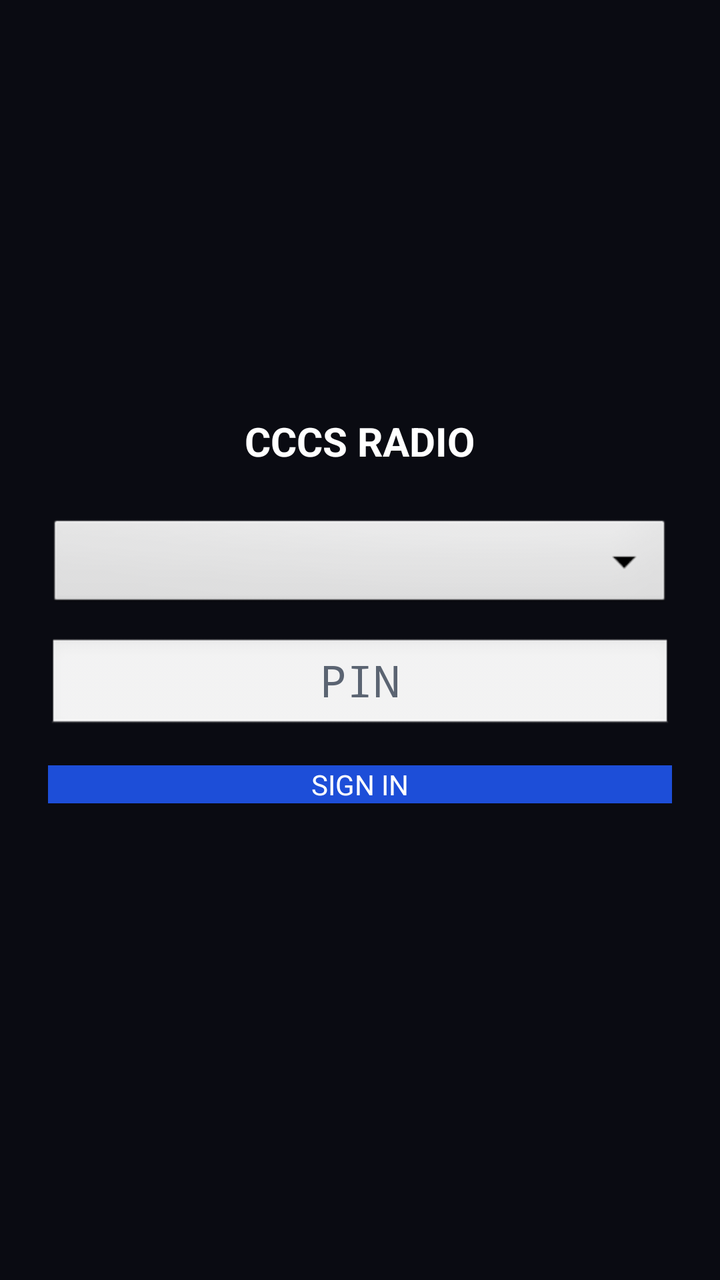
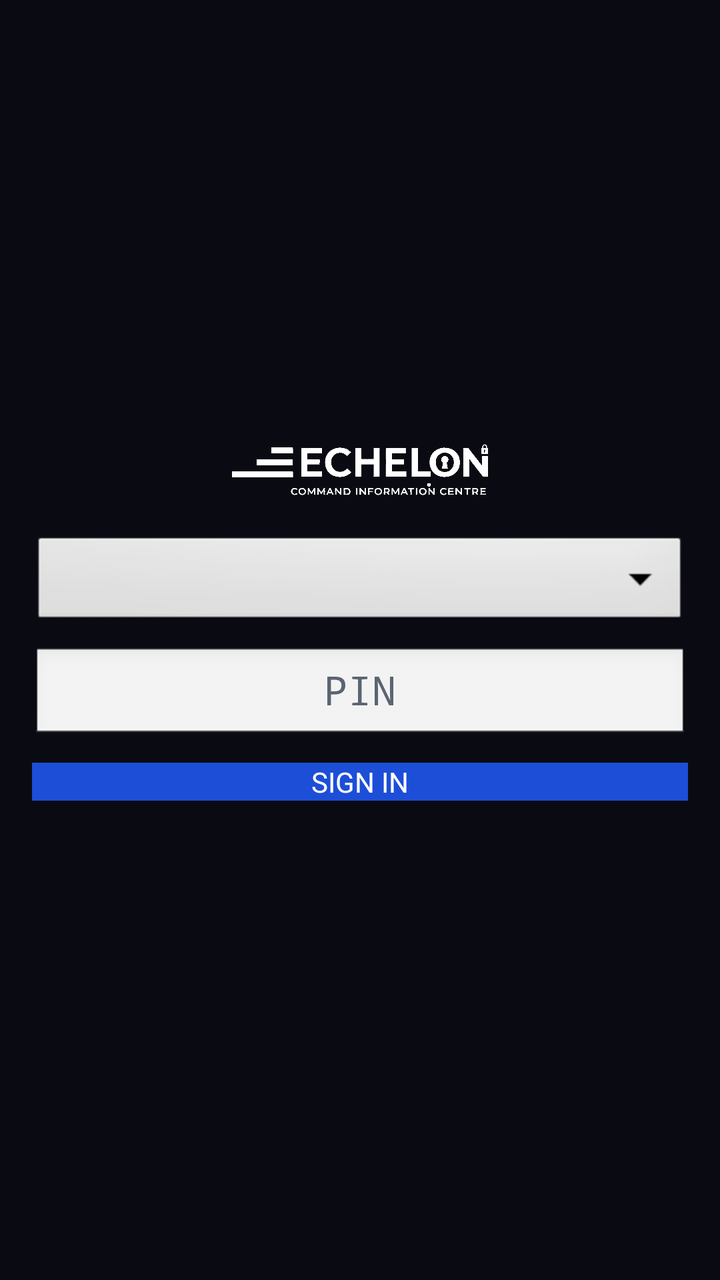

Screens rendered from an Android XML layout before and after an edit, with the pre-edit source and the edit as a unified diff.
<!-- AndroidManifest.xml: application theme android:Theme.Black.NoTitleBar -->
<!-- res/layout/activity_main.xml -->
<?xml version="1.0" encoding="utf-8"?>
<FrameLayout xmlns:android="http://schemas.android.com/apk/res/android"
    android:layout_width="match_parent"
    android:layout_height="match_parent"
    android:background="#0a0b12">

    
    <LinearLayout
        android:id="@+id/loginScreen"
        android:layout_width="match_parent"
        android:layout_height="match_parent"
        android:orientation="vertical"
        android:gravity="center"
        android:padding="24dp">

        <TextView
            android:layout_width="wrap_content"
            android:layout_height="wrap_content"
            android:text="CCCS RADIO"
            android:textColor="#ffffff"
            android:textStyle="bold"
            android:textSize="20sp"
            android:paddingBottom="24dp" />

        
        <Spinner
            android:id="@+id/loginIssi"
            android:layout_width="match_parent"
            android:layout_height="wrap_content" />

        <EditText
            android:id="@+id/loginPin"
            android:layout_width="match_parent"
            android:layout_height="wrap_content"
            android:layout_marginTop="12dp"
            android:hint="PIN"
            android:textColor="#ffffff"
            android:textColorHint="#5b6472"
            android:inputType="numberPassword"
            android:maxLength="6"
            android:gravity="center"
            android:textSize="22sp"
            android:singleLine="true" />

        <Button
            android:id="@+id/loginButton"
            android:layout_width="match_parent"
            android:layout_height="wrap_content"
            android:layout_marginTop="16dp"
            android:text="SIGN IN"
            android:textColor="#ffffff"
            android:background="#1d4ed8" />

        <TextView
            android:id="@+id/loginError"
            android:layout_width="match_parent"
            android:layout_height="wrap_content"
            android:layout_marginTop="12dp"
            android:textColor="#ef4444"
            android:gravity="center" />
    </LinearLayout>

    <LinearLayout
        android:id="@+id/mainScreen"
        android:layout_width="match_parent"
        android:layout_height="match_parent"
        android:orientation="vertical"
        android:padding="16dp"
        android:visibility="gone">

        <LinearLayout
            android:layout_width="match_parent"
            android:layout_height="wrap_content"
            android:orientation="horizontal"
            android:gravity="center_vertical"
            android:paddingBottom="12dp">

            <View
                android:id="@+id/statusLed"
                android:layout_width="16dp"
                android:layout_height="16dp"
                android:background="#4b5563" />

            <TextView
                android:id="@+id/linkStatus"
                android:layout_width="0dp"
                android:layout_height="wrap_content"
                android:layout_weight="1"
                android:layout_marginStart="10dp"
                android:text="LINK DOWN"
                android:textColor="#8b93a3"
                android:textSize="12sp" />

            <TextView
                android:id="@+id/callsignLabel"
                android:layout_width="wrap_content"
                android:layout_height="wrap_content"
                android:text="---"
                android:textColor="#ffffff"
                android:textStyle="bold"
                android:textSize="14sp" />
        </LinearLayout>

        <TextView
            android:id="@+id/talkgroupLabel"
            android:layout_width="match_parent"
            android:layout_height="wrap_content"
            android:gravity="center"
            android:text="no talkgroup"
            android:textColor="#8b93a3"
            android:textSize="13sp"
            android:paddingBottom="16dp" />

        <TextView
            android:id="@+id/statusLabel"
            android:layout_width="match_parent"
            android:layout_height="wrap_content"
            android:gravity="center"
            android:text="OFFLINE"
            android:textColor="#22c55e"
            android:textStyle="bold"
            android:textSize="18sp"
            android:paddingBottom="24dp" />

        <Button
            android:id="@+id/pttButton"
            android:layout_width="match_parent"
            android:layout_height="140dp"
            android:text="HOLD TO TALK"
            android:textSize="22sp"
            android:textStyle="bold"
            android:textColor="#ffffff"
            android:background="#1d4ed8" />

        <View
            android:layout_width="match_parent"
            android:layout_height="16dp" />

        <Button
            android:id="@+id/panicButton"
            android:layout_width="match_parent"
            android:layout_height="80dp"
            android:text="EMERGENCY"
            android:textSize="18sp"
            android:textStyle="bold"
            android:textColor="#ef4444"
            android:background="#2a0f0f" />

        <TextView
            android:id="@+id/logView"
            android:layout_width="match_parent"
            android:layout_height="0dp"
            android:layout_weight="1"
            android:layout_marginTop="16dp"
            android:textColor="#5b6472"
            android:textSize="11sp"
            android:fontFamily="monospace"
            android:scrollbars="vertical" />

    </LinearLayout>
</FrameLayout>
<!-- resources referenced by this layout -->
<resources>

</resources>

<!-- the commit's change to res/layout/activity_main.xml (unified diff, before → after) -->
@@ -11,16 +11,15 @@
         android:layout_height="match_parent"
         android:orientation="vertical"
         android:gravity="center"
-        android:padding="24dp">
+        android:padding="16dp">
 
-        <TextView
-            android:layout_width="wrap_content"
-            android:layout_height="wrap_content"
-            android:text="CCCS RADIO"
-            android:textColor="#ffffff"
-            android:textStyle="bold"
-            android:textSize="20sp"
-            android:paddingBottom="24dp" />
+        <ImageView
+            android:layout_width="match_parent"
+            android:layout_height="34dp"
+            android:src="@drawable/echelon_wordmark"
+            android:scaleType="fitCenter"
+            android:contentDescription="Echelon"
+            android:layout_marginBottom="16dp" />
 
         
         <Spinner
@@ -32,21 +31,21 @@
             android:id="@+id/loginPin"
             android:layout_width="match_parent"
             android:layout_height="wrap_content"
-            android:layout_marginTop="12dp"
+            android:layout_marginTop="8dp"
             android:hint="PIN"
             android:textColor="#ffffff"
             android:textColorHint="#5b6472"
             android:inputType="numberPassword"
             android:maxLength="6"
             android:gravity="center"
-            android:textSize="22sp"
+            android:textSize="20sp"
             android:singleLine="true" />
 
         <Button
             android:id="@+id/loginButton"
             android:layout_width="match_parent"
             android:layout_height="wrap_content"
-            android:layout_marginTop="16dp"
+            android:layout_marginTop="10dp"
             android:text="SIGN IN"
             android:textColor="#ffffff"
             android:background="#1d4ed8" />
@@ -55,8 +54,9 @@
             android:id="@+id/loginError"
             android:layout_width="match_parent"
             android:layout_height="wrap_content"
-            android:layout_marginTop="12dp"
+            android:layout_marginTop="8dp"
             android:textColor="#ef4444"
+            android:textSize="11sp"
             android:gravity="center" />
     </LinearLayout>
 
@@ -65,20 +65,28 @@
         android:layout_width="match_parent"
         android:layout_height="match_parent"
         android:orientation="vertical"
-        android:padding="16dp"
+        android:padding="10dp"
         android:visibility="gone">
+
+        <ImageView
+            android:layout_width="match_parent"
+            android:layout_height="26dp"
+            android:src="@drawable/echelon_wordmark"
+            android:scaleType="fitCenter"
+            android:contentDescription="Echelon"
+            android:layout_marginBottom="8dp" />
 
         <LinearLayout
             android:layout_width="match_parent"
             android:layout_height="wrap_content"
             android:orientation="horizontal"
             android:gravity="center_vertical"
-            android:paddingBottom="12dp">
+            android:paddingBottom="6dp">
 
             <View
                 android:id="@+id/statusLed"
-                android:layout_width="16dp"
-                android:layout_height="16dp"
+                android:layout_width="14dp"
+                android:layout_height="14dp"
                 android:background="#4b5563" />
 
             <TextView
@@ -86,10 +94,10 @@
                 android:layout_width="0dp"
                 android:layout_height="wrap_content"
                 android:layout_weight="1"
-                android:layout_marginStart="10dp"
+                android:layout_marginStart="8dp"
                 android:text="LINK DOWN"
                 android:textColor="#8b93a3"
-                android:textSize="12sp" />
+                android:textSize="11sp" />
 
             <TextView
                 android:id="@+id/callsignLabel"
@@ -108,8 +116,8 @@
             android:gravity="center"
             android:text="no talkgroup"
             android:textColor="#8b93a3"
-            android:textSize="13sp"
-            android:paddingBottom="16dp" />
+            android:textSize="12sp"
+            android:paddingBottom="6dp" />
 
         <TextView
             android:id="@+id/statusLabel"
@@ -119,41 +127,39 @@
             android:text="OFFLINE"
             android:textColor="#22c55e"
             android:textStyle="bold"
+            android:textSize="20sp"
+            android:paddingBottom="2dp" />
+
+        <TextView
+            android:id="@+id/hintLabel"
+            android:layout_width="match_parent"
+            android:layout_height="wrap_content"
+            android:gravity="center"
+            android:text="OK = change status   MENU = settings"
+            android:textColor="#5b6472"
+            android:textSize="10sp"
+            android:paddingBottom="8dp" />
+
+        <TextView
+            android:id="@+id/pttState"
+            android:layout_width="match_parent"
+            android:layout_height="wrap_content"
+            android:gravity="center"
+            android:padding="10dp"
+            android:text="READY"
             android:textSize="18sp"
-            android:paddingBottom="24dp" />
-
-        <Button
-            android:id="@+id/pttButton"
-            android:layout_width="match_parent"
-            android:layout_height="140dp"
-            android:text="HOLD TO TALK"
-            android:textSize="22sp"
             android:textStyle="bold"
             android:textColor="#ffffff"
-            android:background="#1d4ed8" />
-
-        <View
-            android:layout_width="match_parent"
-            android:layout_height="16dp" />
-
-        <Button
-            android:id="@+id/panicButton"
-            android:layout_width="match_parent"
-            android:layout_height="80dp"
-            android:text="EMERGENCY"
-            android:textSize="18sp"
-            android:textStyle="bold"
-            android:textColor="#ef4444"
-            android:background="#2a0f0f" />
+            android:background="#1f2937" />
 
         <TextView
             android:id="@+id/logView"
             android:layout_width="match_parent"
             android:layout_height="0dp"
             android:layout_weight="1"
-            android:layout_marginTop="16dp"
+            android:layout_marginTop="8dp"
             android:textColor="#5b6472"
-            android:textSize="11sp"
+            android:textSize="10sp"
             android:fontFamily="monospace"
             android:scrollbars="vertical" />
 
<!-- resource entries referenced after the edit -->
@@ -1,5 +1,5 @@
 <!-- resources referenced by this layout -->
 <resources>
-
+  <!-- drawable echelon_wordmark: png bitmap (drawable-nodpi, 99174 bytes) -->
 </resources>
 
